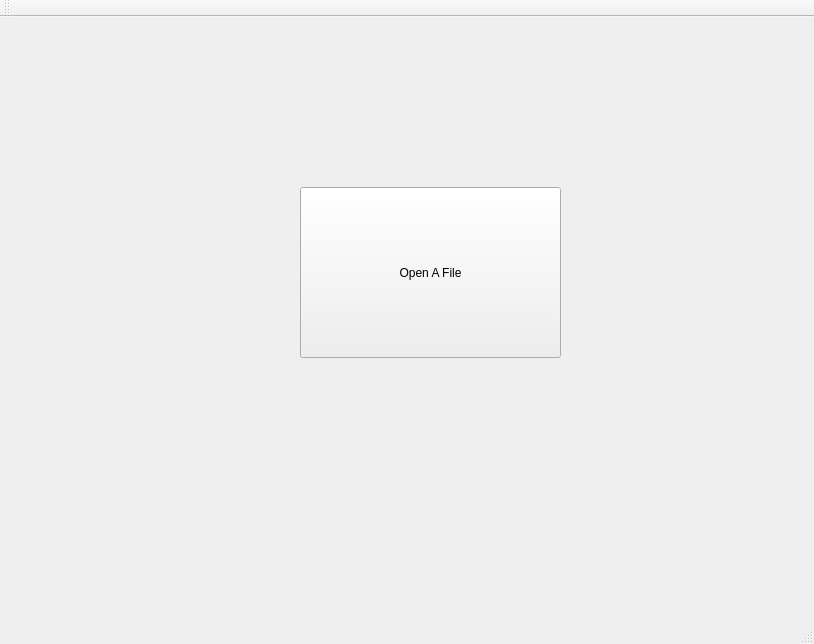
linklab-uva/deepracing, file data-logger/src/guitools/vjoycalibration/vjoycalibrationwindow.ui: the form before one commit.
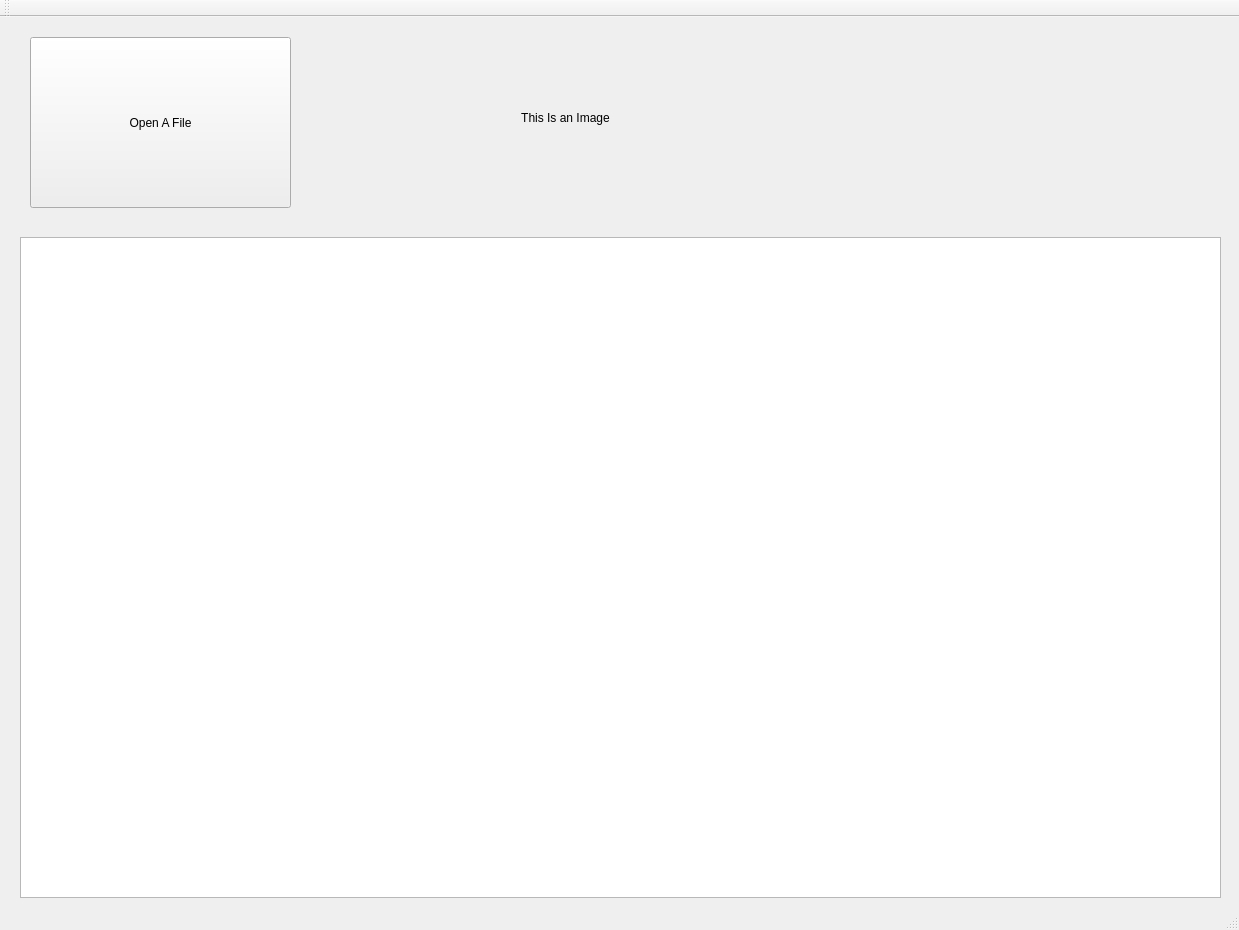
The form after the commit.

Commit message: graphcis view works

Patch:
```diff
--- a/data-logger/src/guitools/vjoycalibration/vjoycalibrationwindow.ui
+++ b/data-logger/src/guitools/vjoycalibration/vjoycalibrationwindow.ui
@@ -6,8 +6,8 @@
    <rect>
     <x>0</x>
     <y>0</y>
-    <width>814</width>
-    <height>644</height>
+    <width>1239</width>
+    <height>930</height>
    </rect>
   </property>
   <property name="windowTitle">
@@ -17,8 +17,8 @@
    <widget class="QPushButton" name="openFile">
     <property name="geometry">
      <rect>
-      <x>300</x>
-      <y>170</y>
+      <x>30</x>
+      <y>20</y>
       <width>261</width>
       <height>171</height>
      </rect>
@@ -27,6 +27,32 @@
      <string>Open A File</string>
     </property>
    </widget>
+   <widget class="QLabel" name="label">
+    <property name="geometry">
+     <rect>
+      <x>480</x>
+      <y>40</y>
+      <width>171</width>
+      <height>121</height>
+     </rect>
+    </property>
+    <property name="text">
+     <string>This Is an Image</string>
+    </property>
+    <property name="alignment">
+     <set>Qt::AlignCenter</set>
+    </property>
+   </widget>
+   <widget class="QGraphicsView" name="graphicsView">
+    <property name="geometry">
+     <rect>
+      <x>20</x>
+      <y>220</y>
+      <width>1201</width>
+      <height>661</height>
+     </rect>
+    </property>
+   </widget>
   </widget>
   <widget class="QMenuBar" name="menuBar">
    <property name="geometry">
```
Left out of the diff: 4 changed lines with no effect on the pictures. The commit also changes 2 other files.
